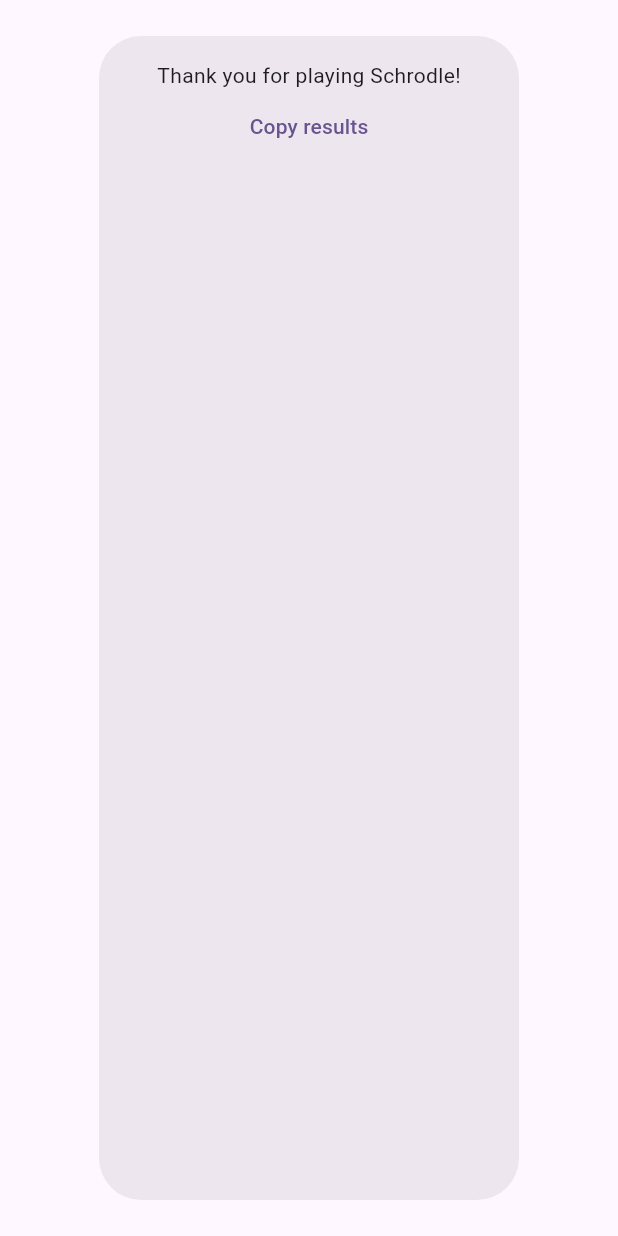
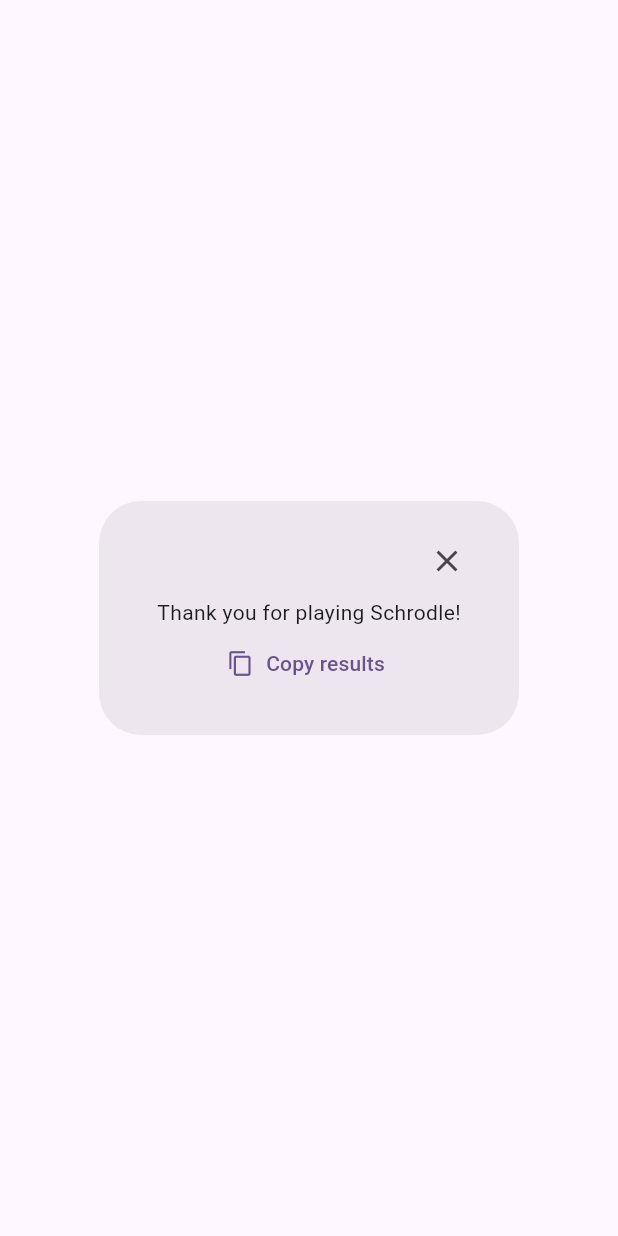
Before and after one commit to thoresonjd/schrodle, a Flutter app: the Results widget shown alone on an empty page, opened directly with empty values, on a phone screen of 412 x 824 dp. Run offline on Flutter 3.47's test engine with Material 3 defaults, Android fonts, the phone set to English and light mode, and no system bars; our stand-ins replace bloc, equatable, flip_card, flutter_bloc.

Commit message:
Improve basic styling for results dialog

```diff
--- a/lib/game/widgets/results.dart
+++ b/lib/game/widgets/results.dart
@@ -8,19 +8,27 @@
 
   @override
   Widget build(BuildContext context) {
-    return AlertDialog(
-      content: Column(
-        children: [
-          const Text('Thank you for playing Schrodle!'),
-          TextButton(
-            child: const Text('Copy results'),
-            onPressed: () => Clipboard.setData(
-              ClipboardData(
-                text: results,
+    return Align(
+      child: AlertDialog(
+        content: Column(
+          mainAxisSize: MainAxisSize.min,
+          children: [
+            Align(
+              alignment: Alignment.topRight,
+              child: IconButton(
+                alignment: Alignment.centerRight,
+                onPressed: () => Navigator.maybePop(context),
+                icon: const Icon(Icons.clear),
               ),
             ),
-          ),
-        ],
+            const Text('Thank you for playing Schrodle!'),
+            TextButton.icon(
+              label: const Text('Copy results'),
+              icon: const Icon(Icons.copy),
+              onPressed: () => Clipboard.setData(ClipboardData(text: results)),
+            ),
+          ],
+        ),
       ),
     );
   }
--- a/lib/game_grid/bloc/game_grid_bloc.dart
+++ b/lib/game_grid/bloc/game_grid_bloc.dart
@@ -158,7 +158,6 @@
       }
       buffer.writeln();
     }
-    print(buffer.toString());
     return buffer.toString();
   }
 
```
